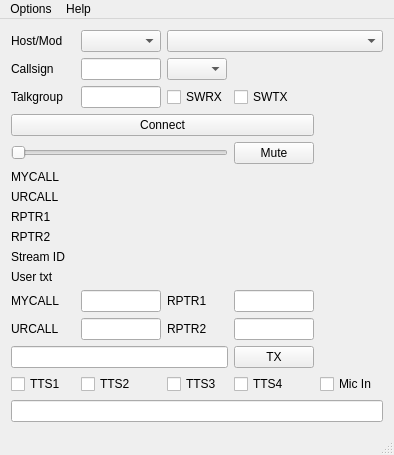
First picture: the form in dudestar.ui, repository ea5gvk/dudestar, before the edit.
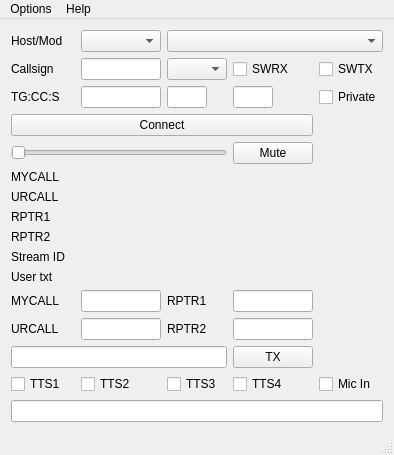
Second picture: the form after the edit. Icons and pictures are not drawn.

Commit message: Added DMR colorcode, slot, and checkbox for private call to UI

Patch:
```diff
--- a/dudestar.ui
+++ b/dudestar.ui
@@ -482,7 +482,7 @@
        </size>
       </property>
       <property name="text">
-       <string>Talkgroup</string>
+       <string>TG:CC:S</string>
       </property>
      </widget>
     </item>
@@ -581,7 +581,7 @@
       </property>
      </widget>
     </item>
-    <item row="3" column="2">
+    <item row="2" column="3">
      <widget class="QCheckBox" name="checkBoxSWRX">
       <property name="sizePolicy">
        <sizepolicy hsizetype="Preferred" vsizetype="Fixed">
@@ -594,7 +594,7 @@
       </property>
      </widget>
     </item>
-    <item row="3" column="3">
+    <item row="2" column="4">
      <widget class="QCheckBox" name="checkBoxSWTX">
       <property name="sizePolicy">
        <sizepolicy hsizetype="Preferred" vsizetype="Fixed">
@@ -607,6 +607,39 @@
       </property>
      </widget>
     </item>
+    <item row="3" column="2">
+     <widget class="QLineEdit" name="dmrccEdit">
+      <property name="sizePolicy">
+       <sizepolicy hsizetype="Preferred" vsizetype="Fixed">
+        <horstretch>0</horstretch>
+        <verstretch>0</verstretch>
+       </sizepolicy>
+      </property>
+      <property name="maximumSize">
+       <size>
+        <width>40</width>
+        <height>16777215</height>
+       </size>
+      </property>
+     </widget>
+    </item>
+    <item row="3" column="3">
+     <widget class="QLineEdit" name="dmrslotEdit">
+      <property name="maximumSize">
+       <size>
+        <width>40</width>
+        <height>16777215</height>
+       </size>
+      </property>
+     </widget>
+    </item>
+    <item row="3" column="4">
+     <widget class="QCheckBox" name="checkBoxDMRPC">
+      <property name="text">
+       <string>Private</string>
+      </property>
+     </widget>
+    </item>
    </layout>
   </widget>
   <widget class="QMenuBar" name="menuBar">
```
The commit also changes 4 other files.
